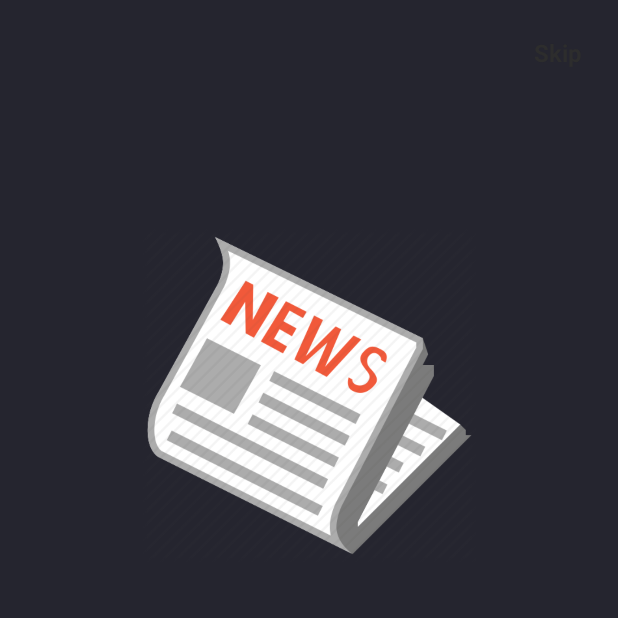
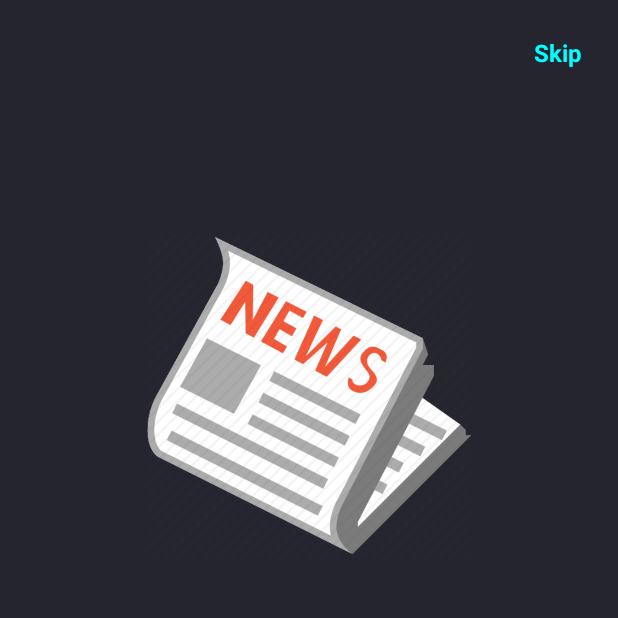
Before and after one commit to vladdossik/Bixer-btc-app-, an Android app: the screen it shows after launch (IntroActivity), on a phone screen of 412 x 824 dp, the top half of it. Run offline under Robolectric (Android 15) with nearby library versions, the phone set to English and light mode, and no system bars.

Commit message:
intro done

```diff
--- a/app/src/main/res/layout/activity_intro.xml
+++ b/app/src/main/res/layout/activity_intro.xml
@@ -72,14 +72,14 @@
     <TextView
         android:textSize="16sp"
         android:textStyle="bold"
-        android:textColor="#2d2d2d"
+
         android:id="@+id/tv_skip"
         android:layout_width="wrap_content"
         android:layout_height="wrap_content"
         android:layout_marginTop="24dp"
         android:layout_marginEnd="24dp"
         android:layout_marginRight="24dp"
-        android:textColorHint="@color/colorAccent"
+        android:textColor="@color/colorAccent"
         android:text="Skip"
         app:layout_constraintEnd_toEndOf="parent"
         app:layout_constraintTop_toTopOf="parent" />
```
